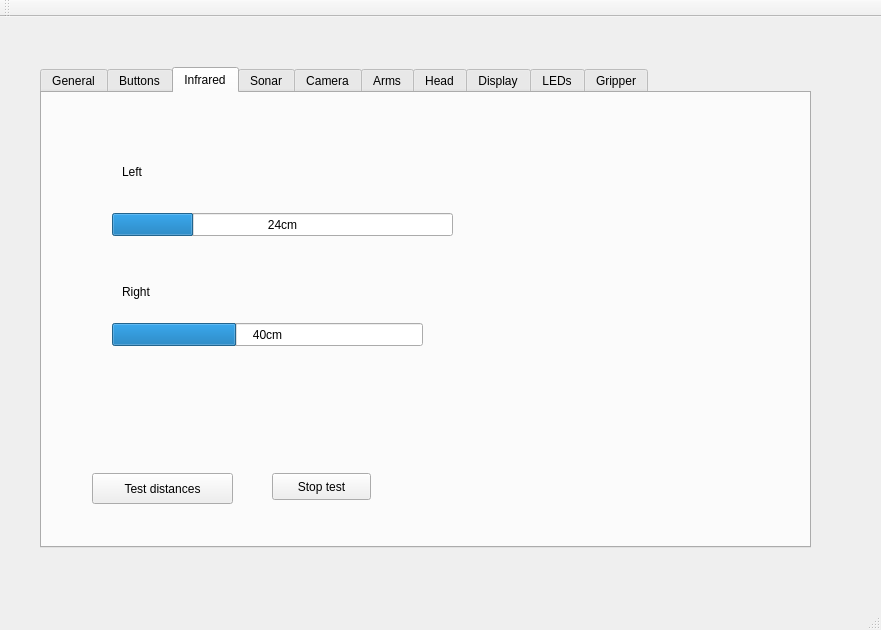
Before: the Qt Designer form src/baxter_gui/baxtergui.ui in HumaRobotics/baxter_gui, drawn with Qt 5.
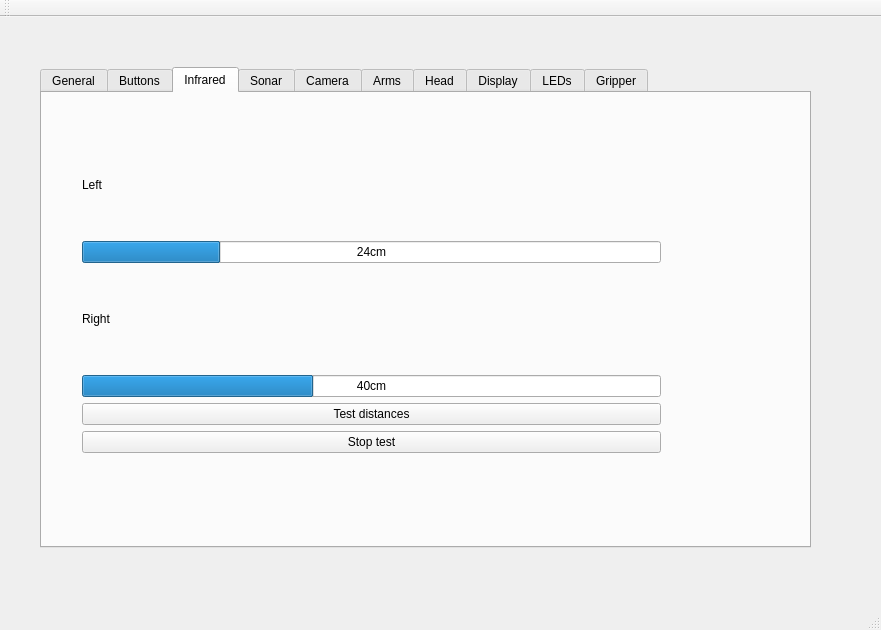
After: the same form once the commit is applied. The open tabs and pages were chosen to show the change.

Commit message: working for buttons camera

Patch:
```diff
--- a/src/baxter_gui/baxtergui.ui
+++ b/src/baxter_gui/baxtergui.ui
@@ -239,54 +239,25 @@
      <attribute name="title">
       <string>Infrared</string>
      </attribute>
-     <widget class="QPushButton" name="pushButton_10">
+     <widget class="QWidget" name="verticalLayoutWidget_7">
       <property name="geometry">
        <rect>
-        <x>50</x>
-        <y>380</y>
-        <width>141</width>
-        <height>31</height>
+        <x>29</x>
+        <y>30</y>
+        <width>601</width>
+        <height>341</height>
        </rect>
       </property>
-      <property name="text">
-       <string>Test distances</string>
-      </property>
-     </widget>
+      <layout class="QVBoxLayout" name="verticalLayout_5">
+       <item>
      <widget class="QLabel" name="label_5">
-      <property name="geometry">
-       <rect>
-        <x>80</x>
-        <y>70</y>
-        <width>67</width>
-        <height>17</height>
-       </rect>
-      </property>
       <property name="text">
        <string>Left</string>
       </property>
      </widget>
-     <widget class="QLabel" name="label_6">
-      <property name="geometry">
-       <rect>
-        <x>80</x>
-        <y>190</y>
-        <width>67</width>
-        <height>17</height>
-       </rect>
-      </property>
-      <property name="text">
-       <string>Right</string>
-      </property>
-     </widget>
-     <widget class="QProgressBar" name="progressBar">
-      <property name="geometry">
-       <rect>
-        <x>70</x>
-        <y>120</y>
-        <width>341</width>
-        <height>23</height>
-       </rect>
-      </property>
+       </item>
+       <item>
+        <widget class="QProgressBar" name="left_ir_range">
       <property name="value">
        <number>24</number>
       </property>
@@ -294,15 +265,16 @@
        <string>%pcm</string>
       </property>
      </widget>
-     <widget class="QProgressBar" name="progressBar_2">
-      <property name="geometry">
-       <rect>
-        <x>70</x>
-        <y>230</y>
-        <width>311</width>
-        <height>23</height>
-       </rect>
-      </property>
+       </item>
+       <item>
+        <widget class="QLabel" name="label_6">
+         <property name="text">
+          <string>Right</string>
+         </property>
+        </widget>
+       </item>
+       <item>
+        <widget class="QProgressBar" name="right_ir_range">
       <property name="maximum">
        <number>100</number>
       </property>
@@ -316,18 +288,22 @@
        <string notr="true">%pcm</string>
       </property>
      </widget>
-     <widget class="QPushButton" name="pushButton_11">
-      <property name="geometry">
-       <rect>
-        <x>230</x>
-        <y>380</y>
-        <width>99</width>
-        <height>27</height>
-       </rect>
-      </property>
+       </item>
+       <item>
+        <widget class="QPushButton" name="btn_test_distances">
+         <property name="text">
+          <string>Test distances</string>
+         </property>
+        </widget>
+       </item>
+       <item>
+        <widget class="QPushButton" name="btn_stop_ir_distance">
       <property name="text">
        <string>Stop test</string>
       </property>
+        </widget>
+       </item>
+      </layout>
      </widget>
     </widget>
     <widget class="QWidget" name="tab_4_sonar">
```
Left out of the diff: 32 changed lines with no effect on the pictures. Lines whose indentation alone changed are shown as unchanged. The commit also changes 2 other files.
